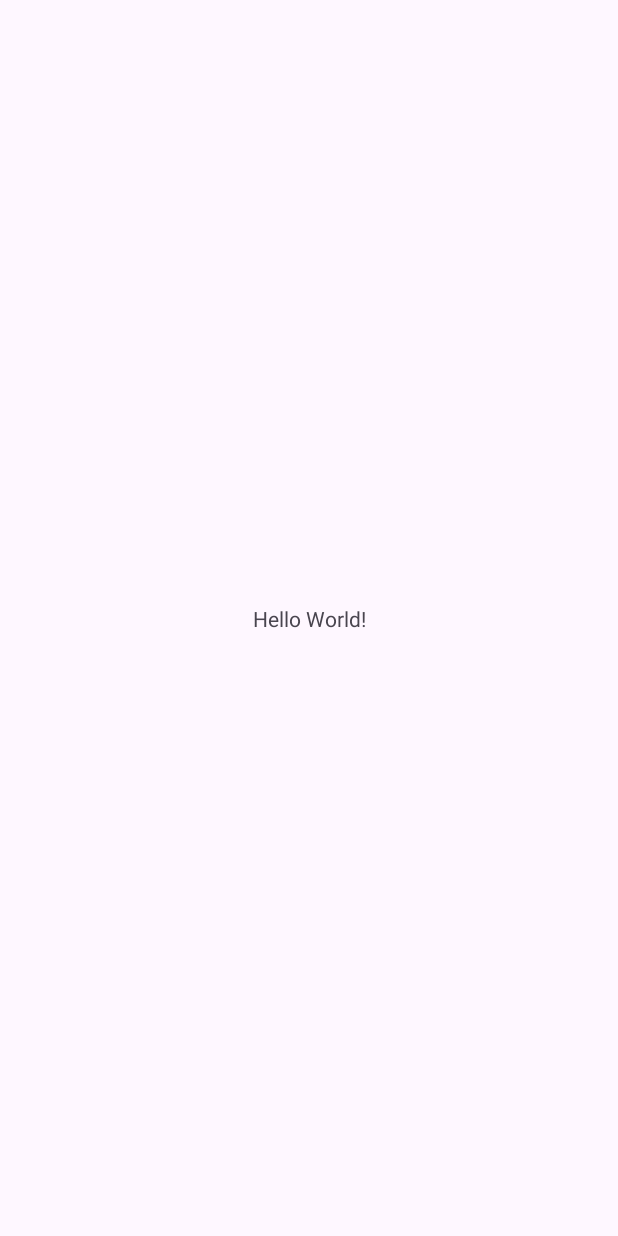
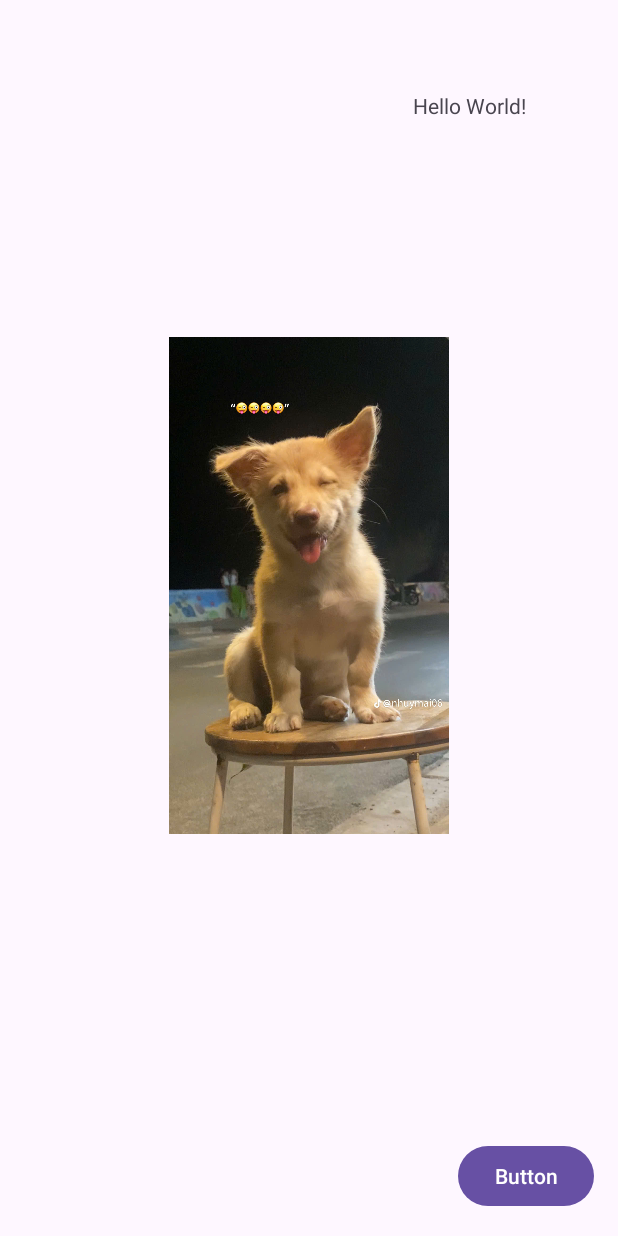
Before and after one commit to KhanhLinh2803/64131172_AndroidProgramming, an Android app: the screen it shows after launch (MainActivity), on a phone screen of 412 x 824 dp. Before the commit the screen is almost empty. Run offline under Robolectric (Android 15) with nearby library versions, the phone set to English and light mode, and no system bars.

Commit message:
hoàn thành Ex1
hoàn thành Ex1

```diff
--- a/Ex1_ConstraintLayout/app/src/main/res/layout/activity_main.xml
+++ b/Ex1_ConstraintLayout/app/src/main/res/layout/activity_main.xml
@@ -13,7 +13,29 @@
         android:text="Hello World!"
         app:layout_constraintBottom_toBottomOf="parent"
         app:layout_constraintEnd_toEndOf="parent"
+        app:layout_constraintHorizontal_bias="0.817"
         app:layout_constraintStart_toStartOf="parent"
-        app:layout_constraintTop_toTopOf="parent" />
+        app:layout_constraintTop_toTopOf="parent"
+        app:layout_constraintVertical_bias="0.075" />
+
+    <ImageView
+        android:id="@+id/imageView"
+        android:layout_width="313dp"
+        android:layout_height="331dp"
+        android:layout_marginBottom="268dp"
+        app:layout_constraintBottom_toBottomOf="parent"
+        app:layout_constraintEnd_toEndOf="parent"
+        app:layout_constraintStart_toStartOf="parent"
+        app:srcCompat="@drawable/z6323460222300_74f273b078cdcc6f36a42a1b47b32eb6" />
+
+    <Button
+        android:id="@+id/button"
+        android:layout_width="wrap_content"
+        android:layout_height="wrap_content"
+        android:layout_marginEnd="16dp"
+        android:layout_marginBottom="16dp"
+        android:text="Button"
+        app:layout_constraintBottom_toBottomOf="parent"
+        app:layout_constraintEnd_toEndOf="parent" />
 
 </androidx.constraintlayout.widget.ConstraintLayout>
```
Also changed, not shown: Ex1_ConstraintLayout/app/src/main/res/drawable/z6323460222300_74f273b078cdcc6f36a42a1b47b32eb6.jpg (added).
